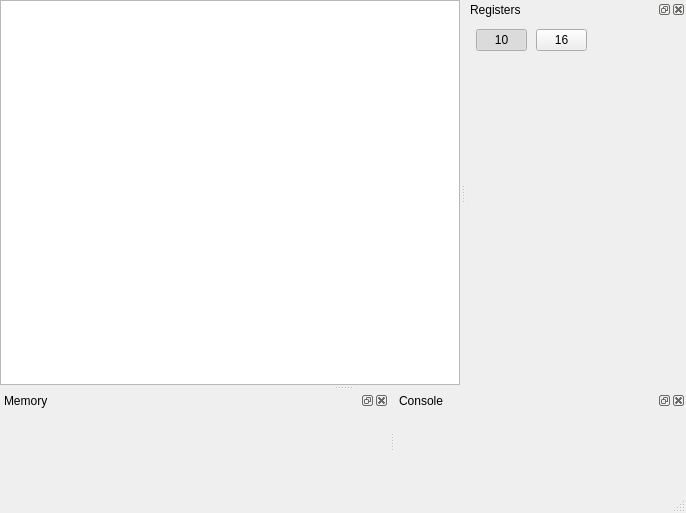
Qt form ui/mainwindow.ui (ProfessorShaban/risc-v-simulator) before a commit.
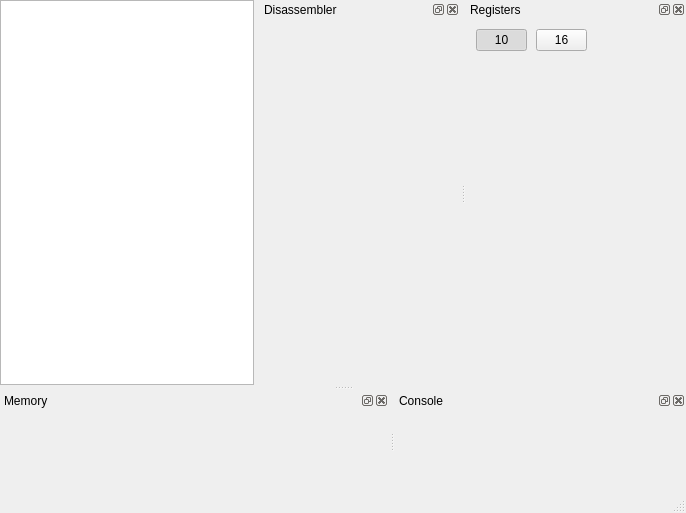
The same form after that commit. Custom widgets are drawn as their Qt base class.

Commit message: Placeholder for disassembler widget

```diff
--- a/ui/mainwindow.ui
+++ b/ui/mainwindow.ui
@@ -43,6 +43,35 @@
       </property>
      </widget>
     </item>
+    <item>
+     <widget class="QDockWidget" name="dockWidgetDisassembler">
+      <property name="minimumSize">
+       <size>
+        <width>200</width>
+        <height>100</height>
+       </size>
+      </property>
+      <property name="baseSize">
+       <size>
+        <width>200</width>
+        <height>150</height>
+       </size>
+      </property>
+      <property name="floating">
+       <bool>false</bool>
+      </property>
+      <property name="features">
+       <set>QDockWidget::AllDockWidgetFeatures</set>
+      </property>
+      <property name="allowedAreas">
+       <set>Qt::AllDockWidgetAreas</set>
+      </property>
+      <property name="windowTitle">
+       <string>Disassembler</string>
+      </property>
+      <widget class="QWidget" name="dockWidgetContents_4"/>
+     </widget>
+    </item>
    </layout>
   </widget>
   <widget class="QMenuBar" name="menuBar">
```
The commit also changes 5 other files.
